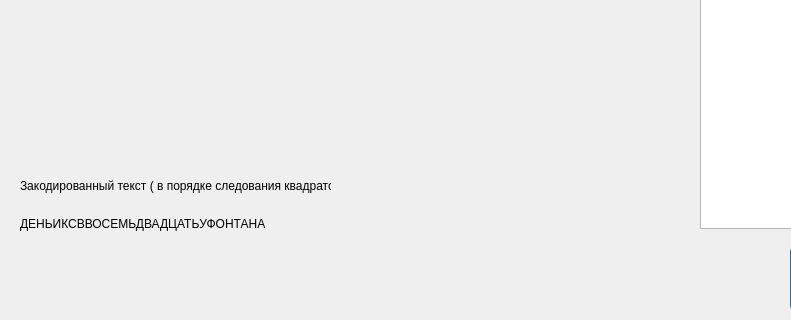
First picture: the form in root_window.ui, repository shm0nya/Lipilin-s-game, before the edit; both pictures show x 0 to 791 and y 212 to 532 of the 983 by 532 pixel window.
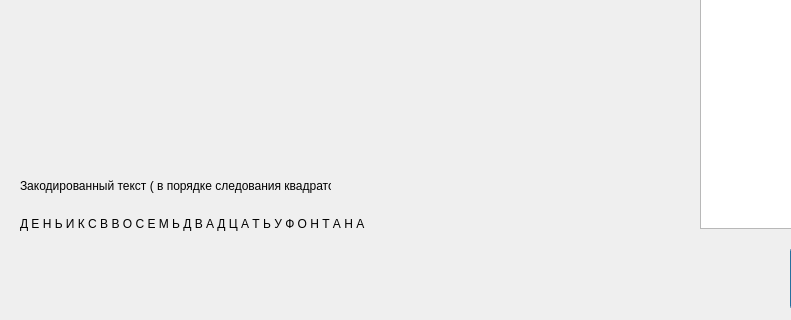
Second picture: the form after the edit.

Patch:
```diff
--- a/root_window.ui
+++ b/root_window.ui
@@ -42,12 +42,12 @@
     <rect>
      <x>20</x>
      <y>410</y>
-     <width>281</width>
+     <width>631</width>
      <height>51</height>
     </rect>
    </property>
    <property name="text">
-    <string>ДЕНЬИКСВВОСЕМЬДВАДЦАТЬУФОНТАНА</string>
+    <string>Д Е Н Ь И К С В В О С Е М Ь Д В А Д Ц А Т Ь У Ф О Н Т А Н А</string>
    </property>
    <property name="wordWrap">
     <bool>true</bool>
```
